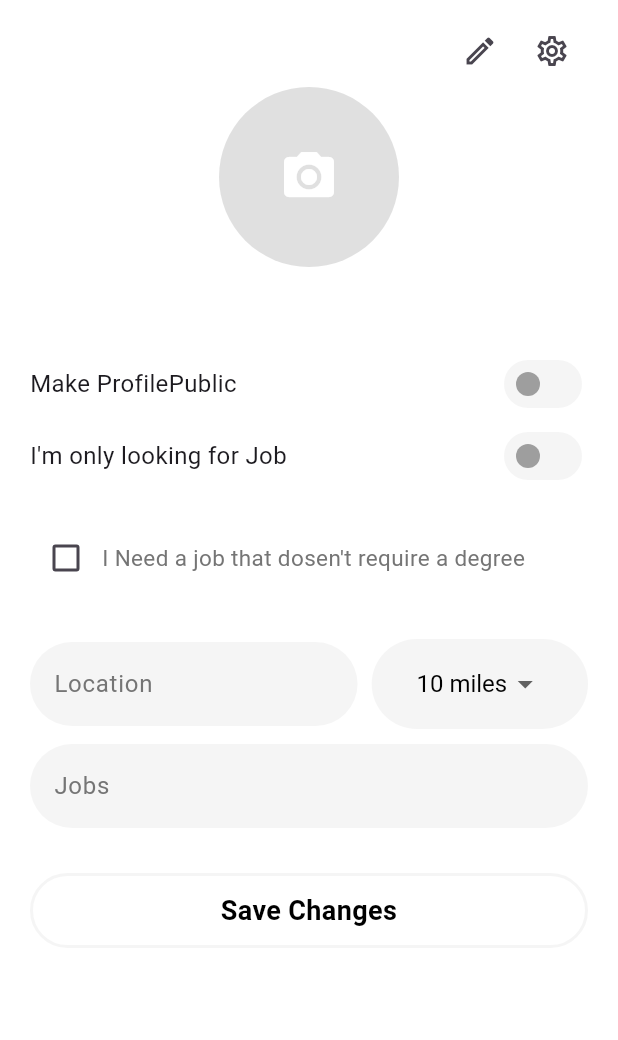
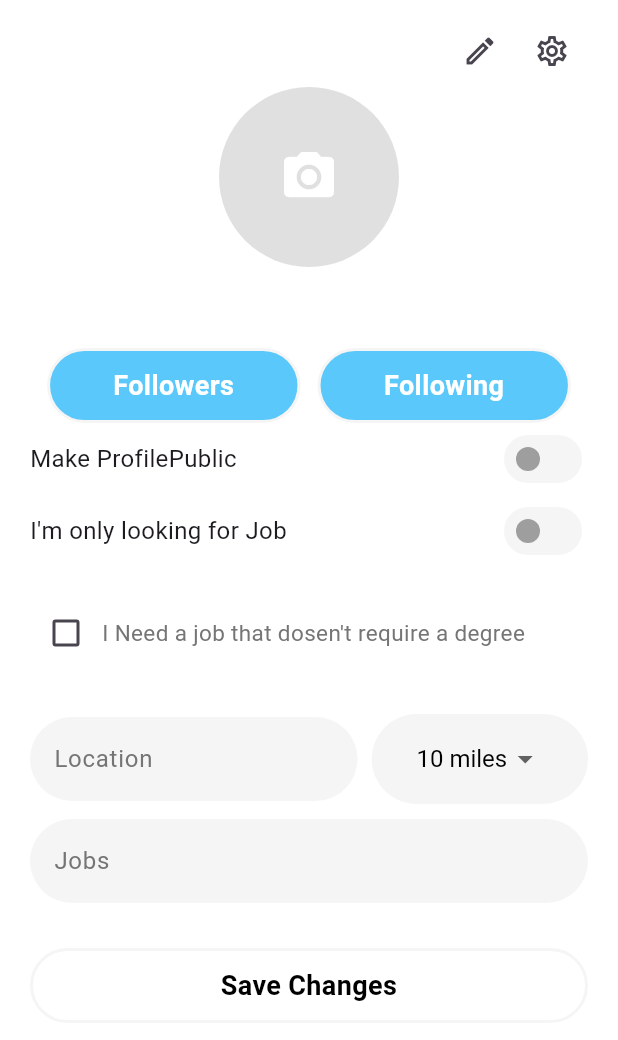
Before and after one commit to scopesWriter/Job-Sky-Flutter, a Flutter app: the ProfileScreen screen opened directly with empty values, on a phone screen of 412 x 824 dp. Shown: the top 1040 px of the screen. Run offline on Flutter 3.47's test engine with Material 3 defaults, Android fonts, the phone set to English and light mode, and no system bars; our stand-ins replace card_swiper, cloud_firestore, firebase_auth, firebase_core, flutter_image_compress, flutter_riverpod and 4 more; accounts and stored records are empty.

Commit message:
added followers & following list in profile screen connected with firestore

```diff
--- a/lib/main.dart
+++ b/lib/main.dart
@@ -24,6 +24,7 @@ void main() async {
   );
   await Firebase.initializeApp();
   final loggedIn = await isUserLoggedIn();
+
   runApp(ProviderScope(child: MyApp(isLoggedIn: loggedIn)) );
 }
 
@@ -35,6 +36,7 @@ class MyApp extends StatelessWidget {
 
   @override
   Widget build(BuildContext context) {
+
     return MaterialApp(
 
       debugShowCheckedModeBanner: false,
--- a/lib/views/home/friend_profile_screen.dart
+++ b/lib/views/home/friend_profile_screen.dart
@@ -1,5 +1,6 @@
 import 'dart:convert';
 import 'package:flutter/material.dart';
+import 'package:flutter/services.dart';
 import 'package:flutter_riverpod/flutter_riverpod.dart';
 import 'package:job_sky/models/user_model.dart';
 import 'package:job_sky/providers/friend_profile.dart';
@@ -22,6 +23,7 @@ class FriendProfileScreen extends ConsumerWidget {
       backgroundColor: Colors.grey[100],
       appBar: AppBar(
         backgroundColor: Colors.transparent,
+        systemOverlayStyle: SystemUiOverlayStyle.dark,
         elevation: 0,
         title: const Text('Profile', style: TextStyle(color: Colors.black)),
         centerTitle: true,
--- a/lib/views/home/profile_screen.dart
+++ b/lib/views/home/profile_screen.dart
@@ -10,10 +10,13 @@ import 'package:job_sky/views/home/edit_profile_screen.dart';
 import 'package:job_sky/widgets/custom_alert.dart';
 import 'package:job_sky/widgets/custom_buttons.dart';
 import 'package:job_sky/widgets/custom_textfield.dart';
+import 'package:job_sky/widgets/loading.dart';
 import '../../providers/profile_provider.dart';
+import '../../viewmodels/profile/friend_follow.dart';
 import '../../widgets/custom_switch.dart';
 import '../../widgets/drop_down_widget.dart';
 import '../settings/setting_screen.dart';
+import 'external_functions/following_screen_data.dart';
 import 'external_functions/pick_picture_functions.dart';
 
 class ProfileScreen extends ConsumerWidget {
@@ -23,6 +26,7 @@ class ProfileScreen extends ConsumerWidget {
 
   @override
   Widget build(BuildContext context, WidgetRef ref) {
+    final friendListViewModel = FriendsListViewModel();
     final ChangeProfileViewModel saveChangeProfileViewModel =
         ChangeProfileViewModel();
     final isPublic = ref.watch(isPublicProvider);
@@ -52,13 +56,18 @@ class ProfileScreen extends ConsumerWidget {
                     children: [
                       IconButton(
                         onPressed: () {
-                          ref.read(editUserNameProvider.notifier).state = TextEditingController(text: data.userName);
-                          ref.read(editPhoneNumberProvider.notifier).state = TextEditingController(text: data.phoneNumber);
-                          ref.read(editEmailProvider.notifier).state = TextEditingController(text: data.email);
+                          ref.read(editUserNameProvider.notifier).state =
+                              TextEditingController(text: data.userName);
+                          ref.read(editPhoneNumberProvider.notifier).state =
+                              TextEditingController(text: data.phoneNumber);
+                          ref
+                              .read(editEmailProvider.notifier)
+                              .state = TextEditingController(text: data.email);
                           Navigator.push(
                             context,
                             MaterialPageRoute(
-                              builder: (context) => EditProfileScreen(data: data,),
+                              builder:
+                                  (context) => EditProfileScreen(data: data),
                             ),
                           );
                         },
@@ -143,6 +152,53 @@ class ProfileScreen extends ConsumerWidget {
                   //Make Public Switch
                   SizedBox(height: 10),
                   Row(
+                    mainAxisAlignment: MainAxisAlignment.spaceEvenly,
+                    children: [
+                      CustomButton(
+                        buttonName: 'Followers',
+                        onTap: () async {
+                          showLoading(context);
+                          List<UserModel> followers = [];
+                          final users =
+                              await friendListViewModel.getUserStream();
+                          for (final follower in data.followers) {
+                            for (final user in users) {
+                              if (follower == user.uid) {
+                                followers.add(user);
+                              }
+                            }
+                          }
+                          endLoading(context);
+                          showUsersList(context, followers, ref);
+                        },
+                        halfWidth: true,
+                        backgroundColor: AppColors.authButtonColor,
+                        foregroundColor: Colors.white,
+                      ),
+                      CustomButton(
+                        buttonName: 'Following',
+                        onTap: () async {
+                          showLoading(context);
+                          List<UserModel> following = [];
+                          final users =
+                          await friendListViewModel.getUserStream();
+                          for (final follow in data.following) {
+                            for (final user in users) {
+                              if (follow == user.uid) {
+                                following.add(user);
+                              }
+                            }
+                          }
+                          endLoading(context);
+                          showUsersList(context, following, ref);
+                        },
+                        halfWidth: true,
+                        backgroundColor: AppColors.authButtonColor,
+                        foregroundColor: Colors.white,
+                      ),
+                    ],
+                  ),
+                  Row(
                     children: [
                       Text(
                         'Make ProfilePublic',
@@ -212,8 +268,9 @@ class ProfileScreen extends ConsumerWidget {
                           borderRadius: BorderRadius.circular(30),
                           color: Colors.grey[100],
                         ),
-                          alignment:  Alignment.center,
-                          child: DistanceDropdown())
+                        alignment: Alignment.center,
+                        child: DistanceDropdown(),
+                      ),
                     ],
                   ),
                   SizedBox(height: 10),
--- a/lib/widgets/custom_buttons.dart
+++ b/lib/widgets/custom_buttons.dart
@@ -10,6 +10,7 @@ class CustomButton extends StatelessWidget {
     this.foregroundColor = Colors.black,
     this.backgroundColor = AppColors.buttonColor,
     this.borderRadius = 25,
+    this.halfWidth = false,
   });
 
   final String buttonName;
@@ -17,6 +18,8 @@ class CustomButton extends StatelessWidget {
   final Color backgroundColor;
   final Color foregroundColor;
   final double? borderRadius ;
+  final bool halfWidth;
+
   @override
   Widget build(BuildContext context) {
     return Center(
@@ -28,7 +31,7 @@ class CustomButton extends StatelessWidget {
         onTap: onTap,
         child: Container(
           height: 50,
-          width: MediaQuery.of(context).size.width,
+          width: halfWidth? MediaQuery.of(context).size.width * 0.41 : MediaQuery.of(context).size.width,
           padding: EdgeInsets.all(10),
           decoration: BoxDecoration(
             color: backgroundColor,
```
Also changed, not shown: lib/core/firebase_auth_service/profile/friends_follow.dart (+15 -0 lines), lib/viewmodels/profile/friend_follow.dart (+13 -2 lines), lib/views/home/external_functions/following_screen_data.dart (added, +97 -0 lines). Lines whose indentation alone changed are shown as unchanged.
